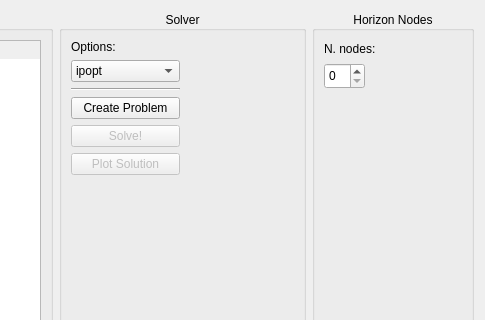
Qt form horizon_gui/ui/widget1.ui (FrancescoRuscelli/horizon) before a commit; both pictures show x 937 to 1422 and y 0 to 320 of the 1422 by 804 pixel window.
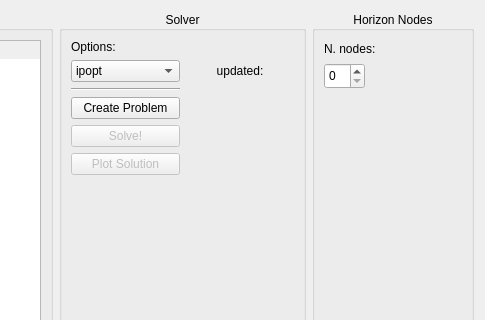
The same form after that commit. Icons and pictures are not drawn. Custom widgets are drawn as their Qt base class.

What changed in the file:
```diff
--- a/horizon_gui/ui/widget1.ui
+++ b/horizon_gui/ui/widget1.ui
@@ -459,11 +459,15 @@
             </property>
            </spacer>
           </item>
-          <item row="3" column="1">
-           <widget class="LedIndicator" name="ledCreate" native="true"/>
-          </item>
-          <item row="4" column="1">
-           <widget class="LedIndicator" name="ledSolve" native="true"/>
+          <item row="1" column="1">
+           <widget class="QLabel" name="label_3">
+            <property name="text">
+             <string>updated:</string>
+            </property>
+            <property name="alignment">
+             <set>Qt::AlignCenter</set>
+            </property>
+           </widget>
           </item>
          </layout>
         </widget>
```
Left out of the diff: 13 changed lines with no effect on the pictures.
